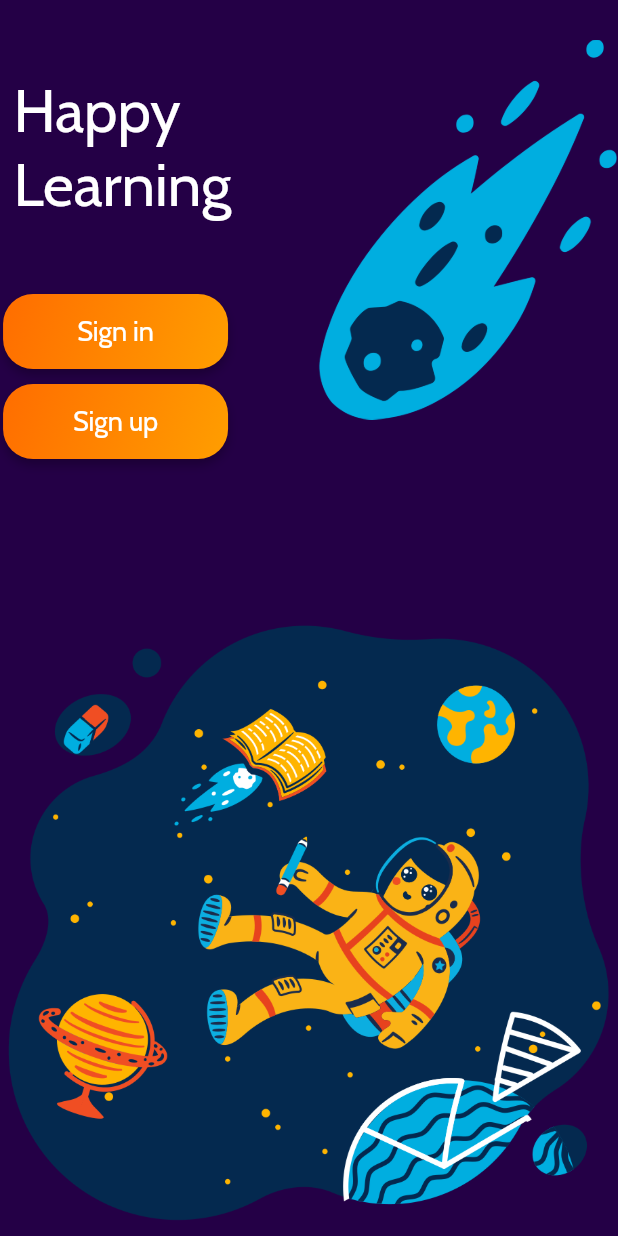
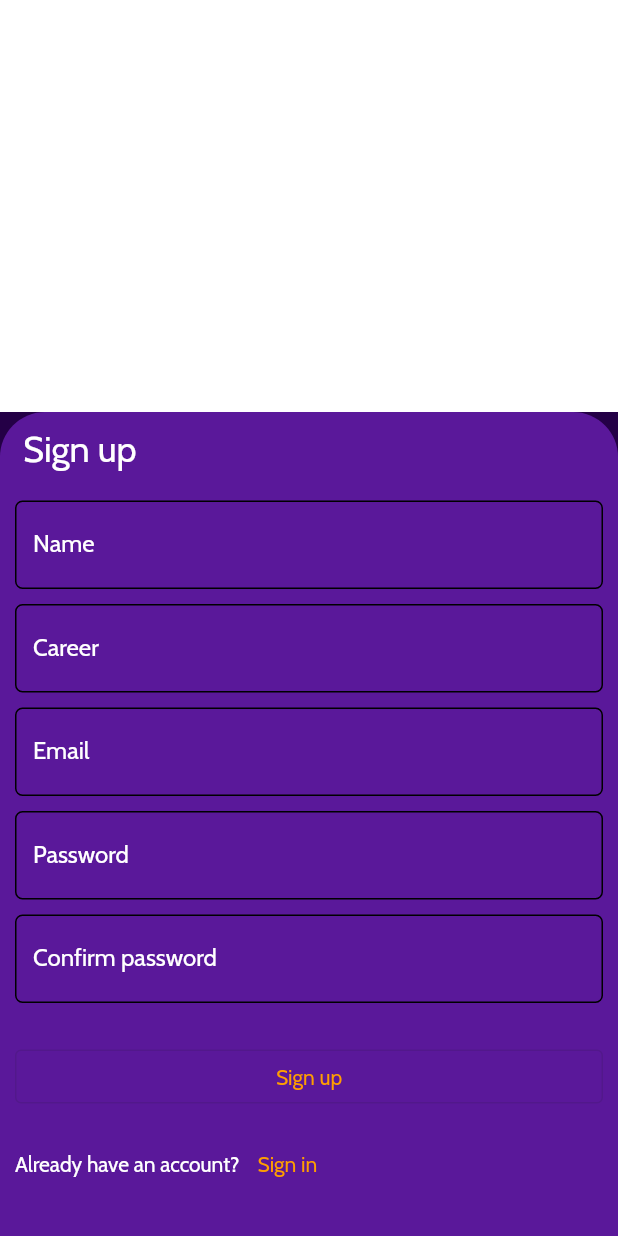
Before and after one commit to kldawad/watad_kids, a Flutter app: the WelcomeScreen screen opened directly, after a tap on "Sign up", on a phone screen of 412 x 824 dp. Run offline on Flutter 3.47's test engine with Material 2 defaults, Android fonts, the phone set to English and light mode, and no system bars; our stand-ins replace get, shared_preferences; accounts and stored records are empty; network calls fail.

Commit message:
new commit

```diff
--- /dev/null
+++ b/lib/binding/sign_up_binding.dart
@@ -0,0 +1,9 @@
+import 'package:get/get.dart';
+import 'package:watad_kids/controller/sign_up_controller.dart';
+
+class SignUpBinding implements Bindings {
+  @override
+  void dependencies() {
+    Get.lazyPut<SignUpController>(() => SignUpController());
+  }
+}
--- /dev/null
+++ b/lib/controller/sign_up_controller.dart
@@ -0,0 +1,36 @@
+import 'package:flutter/material.dart';
+import 'package:get/get.dart';
+
+class SignUpController extends GetxController {
+  static SignUpController get to => Get.find();
+
+  final emailRegExp = RegExp(r"^[a-zA-Z0-9.a-zA-Z0-9.!#$%&'*+-/=?^_`{|}~]+@[a-zA-Z0-9]+\.[a-zA-Z]+").obs;
+
+  final formKey = GlobalKey<FormState>();
+  final myFocusNodes = <FocusNode>[].obs;
+  final myTextEditingControllers = <TextEditingController>[].obs;
+
+  void unFocusFields() {
+    for (var element in myFocusNodes) {
+      final index = myFocusNodes.indexOf(element);
+      if (myFocusNodes[index].hasFocus) {
+        myFocusNodes[index].unfocus();
+      }
+    }
+  }
+
+  final registrationFields = [
+    "Name",
+    "Career",
+    "Email",
+    "Password",
+    "Confirm password",
+  ].obs;
+
+  @override
+  void onInit() {
+    myFocusNodes.value = List.generate(5, (index) => FocusNode());
+    myTextEditingControllers.value = List.generate(5, (index) => TextEditingController());
+    super.onInit();
+  }
+}
--- /dev/null
+++ b/lib/ui/screen/registration_screen/sign_up_screen.dart
@@ -0,0 +1,142 @@
+import 'package:flutter/material.dart';
+import 'package:get/get.dart';
+import 'package:watad_kids/controller/sign_up_controller.dart';
+import 'package:watad_kids/ui/widgets/custom_text_form_field.dart';
+import 'package:watad_kids/utils/theme/material_theme.dart';
+
+class SignUpScreen extends StatelessWidget {
+  const SignUpScreen({Key? key}) : super(key: key);
+
+  Widget buildRegistrationFields({
+    required String title,
+    required FocusNode focusNode,
+    required int index,
+    required List<TextEditingController> controller,
+  }) {
+    return CustomTextFormField(
+      obscureText: index == 3 || index == 4 ? true : false,
+      controller: controller[index],
+      onTap: () {
+        SignUpController.to.myFocusNodes.refresh();
+      },
+      validator: (String? value) {
+        if (index == 0) {
+          if (value!.isEmpty) {
+            return "حقل الإسم مطلوب";
+          }
+        } else if (index == 1) {
+          if (value!.isEmpty) {
+            return "إختر الوظيفة";
+          }
+        } else if (index == 2) {
+          if (value!.isEmpty) {
+            return "أدخل بريدك الألكتروني";
+          } else if (!SignUpController.to.emailRegExp.value.hasMatch(value)) {
+            return "بريد ألكتروني غير معروف";
+          }
+        } else if (index == 3) {
+          if (value!.isEmpty) {
+            return "أدخل كلمة المرور";
+          } else if (value.length < 6) {
+            return "يجب أن تحتوي كلمة المرور على 6 رموز على الأقل";
+          }
+        } else if (index == 4) {
+          if (value!.isEmpty) {
+            return "أدخل كلمة المرور";
+          } else if (value != controller[3].text) {
+            return "كلمة المرور غير متطابقة";
+          }
+        } else {
+          return null;
+        }
+        return null;
+      },
+      focusNode: focusNode,
+      label: title,
+      labelStyle: TextStyle(color: focusNode.hasFocus ? Colors.orange : Colors.white),
+      keyboardType: index == 0
+          ? TextInputType.name
+          : index == 2
+              ? TextInputType.emailAddress
+              : null,
+    );
+  }
+
+  @override
+  Widget build(BuildContext context) {
+    return Obx(
+      () => Scaffold(
+        body: Column(
+          children: [
+            Expanded(
+              child: Container(
+                color: Colors.white,
+              ),
+            ),
+            Expanded(
+              flex: 2,
+              child: Container(
+                padding: EdgeInsets.symmetric(horizontal: 10, vertical: 10),
+                decoration: BoxDecoration(
+                  color: kMediumViolet,
+                  borderRadius: BorderRadius.vertical(
+                    top: Radius.circular(30),
+                  ),
+                ),
+                child: SingleChildScrollView(
+                  child: Form(
+                    key: SignUpController.to.formKey,
+                    child: Column(
+                      crossAxisAlignment: CrossAxisAlignment.stretch,
+                      children: [
+                        Text(
+                          " Sign up ",
+                          style: Theme.of(context).textTheme.headline5,
+                        ),
+                        SizedBox(
+                          height: 20,
+                        ),
+                        ...SignUpController.to.registrationFields.map<Widget>((String field) {
+                          final index = SignUpController.to.registrationFields.indexOf(field);
+                          return buildRegistrationFields(
+                            title: field,
+                            focusNode: SignUpController.to.myFocusNodes[index],
+                            index: index,
+                            controller: SignUpController.to.myTextEditingControllers,
+                          );
+                        }).toList(),
+                        SizedBox(
+                          height: 15,
+                        ),
+                        OutlinedButton(
+                          child: Text('Sign up'),
+                          onPressed: () {
+                            if (SignUpController.to.formKey.currentState!.validate()) {
+                              SignUpController.to.unFocusFields();
+                            }
+                          },
+                        ),
+                        SizedBox(
+                          height: 10,
+                        ),
+                        Row(
+                          children: [
+                            Text("Already have an account?"),
+                            TextButton(
+                              child: Text("Sign in"),
+                              onPressed: () {},
+                            ),
+                          ],
+                        ),
+                      ],
+                    ),
+                  ),
+                ),
+              ),
+            ),
+          ],
+        ),
+      ),
+    );
+  }
+}
--- /dev/null
+++ b/lib/ui/widgets/custom_text_form_field.dart
@@ -0,0 +1,109 @@
+import 'dart:ui' as ui;
+
+import 'package:flutter/material.dart';
+import 'package:flutter/services.dart';
+
+class CustomTextFormField extends StatelessWidget {
+  final TextInputType? keyboardType;
+  final String? hintText;
+  final bool obscureText;
+  final Widget? prefixIcon;
+  final int? maxLines;
+  final String? labelText;
+  final String? Function(String?)? validator;
+  final TextEditingController? controller;
+  final Function(String)? onChanged;
+  final String? prefixText;
+  final ui.TextDirection? textDirection;
+  final int? maxLength;
+  final List<TextInputFormatter>? inputFormatters;
+  final Function()? onTap;
+  final FocusNode? focusNode;
+  final int? minLines;
+  final Widget? suffixIcon;
+  final EdgeInsetsGeometry? padding;
+  final bool? readOnly;
+  final String? label;
+  final TextStyle? labelStyle;
+
+  const CustomTextFormField({
+    Key? key,
+    this.keyboardType,
+    this.hintText,
+    this.onChanged,
+    this.obscureText = false,
+    this.prefixIcon,
+    this.maxLines = 1,
+    this.labelText,
+    this.validator,
+    this.controller,
+    this.prefixText,
+    this.textDirection = TextDirection.ltr,
+    this.maxLength,
+    this.inputFormatters,
+    this.onTap,
+    this.focusNode,
+    this.minLines,
+    this.suffixIcon,
+    this.padding,
+    this.readOnly = false,
+    this.label,
+    this.labelStyle = const TextStyle(color: Colors.black),
+  }) : super(key: key);
+
+  @override
+  Widget build(BuildContext context) {
+    return Padding(
+      padding: EdgeInsets.only(bottom: 10),
+      child: TextFormField(
+        // cursorColor: Theme.of(context).primaryColor,
+        // style: TextStyle(color: Colors.black),
+        readOnly: readOnly!,
+        onTap: onTap,
+        focusNode: focusNode,
+        inputFormatters: inputFormatters,
+        textDirection: textDirection,
+        onChanged: onChanged,
+        controller: controller,
+        validator: validator,
+        minLines: minLines,
+        maxLines: maxLines,
+        maxLength: maxLength,
+        obscureText: obscureText,
+        keyboardType: keyboardType,
+        decoration: InputDecoration(
+          label: Text(label!),
+          contentPadding: padding,
+          prefixIcon: prefixIcon,
+          prefixText: prefixText,
+          suffixIcon: suffixIcon,
+          hintText: hintText,
+          helperStyle: TextStyle(color: Colors.white),
+          labelText: labelText,
+          labelStyle: labelStyle,
+          prefixStyle: TextStyle(color: Colors.grey),
+          hintStyle: TextStyle(
+            color: Colors.grey,
+          ),
+          enabledBorder: OutlineInputBorder(
+            borderRadius: BorderRadius.circular(5),
+            // borderSide: BorderSide(color: Colors.black, width: 2),
+          ),
+          focusedBorder: OutlineInputBorder(
+            borderRadius: BorderRadius.circular(5),
+            borderSide: BorderSide(color: Theme.of(context).colorScheme.primary, width: 2),
+          ),
+          errorBorder: OutlineInputBorder(
+            borderRadius: BorderRadius.circular(5),
+            borderSide: BorderSide(color: Color(0xFFD74545), width: 2),
+          ),
+          focusedErrorBorder: OutlineInputBorder(
+            borderRadius: BorderRadius.circular(5),
+            borderSide: BorderSide(color: Color(0xFFD74545), width: 2),
+          ),
+          errorStyle: TextStyle(color: Color(0xFFD74545)),
+        ),
+      ),
+    );
+  }
+}
```
Also changed, not shown: lib/main.dart (+4 -4 lines), lib/ui/screen/drawe_menu.dart (+5 -6 lines), lib/ui/screen/home_screen.dart (+7 -12 lines), lib/ui/screen/sign_up.dart (added, +228 -0 lines), lib/ui/screen/welcome_screen.dart (+9 -2 lines), lib/utils/theme/material_theme.dart (+10 -0 lines), lib/ui/screen/registration_screen/sign_in_screen.dart (added).
